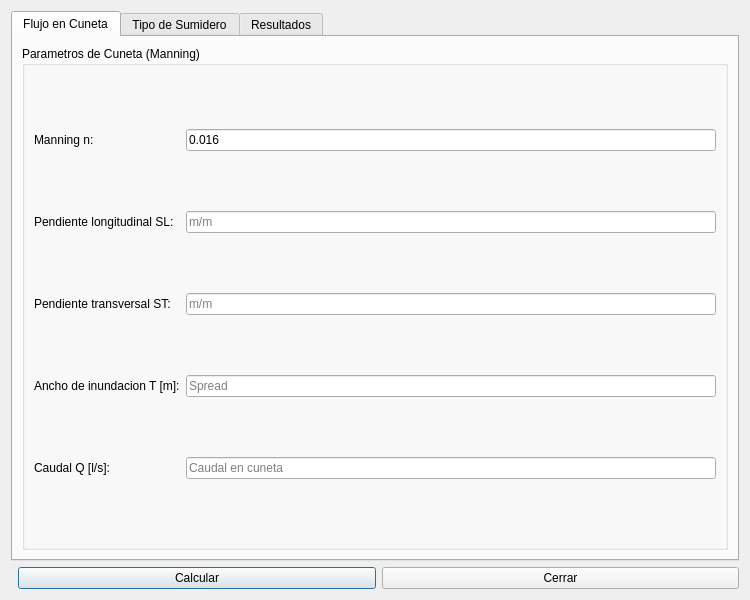
First picture: the form in core/ui/toolbars/mdu/mdu_inlet_design.ui, repository JoaquinAlvarado-py/giswater_qgis_plugin_CL, before the edit.
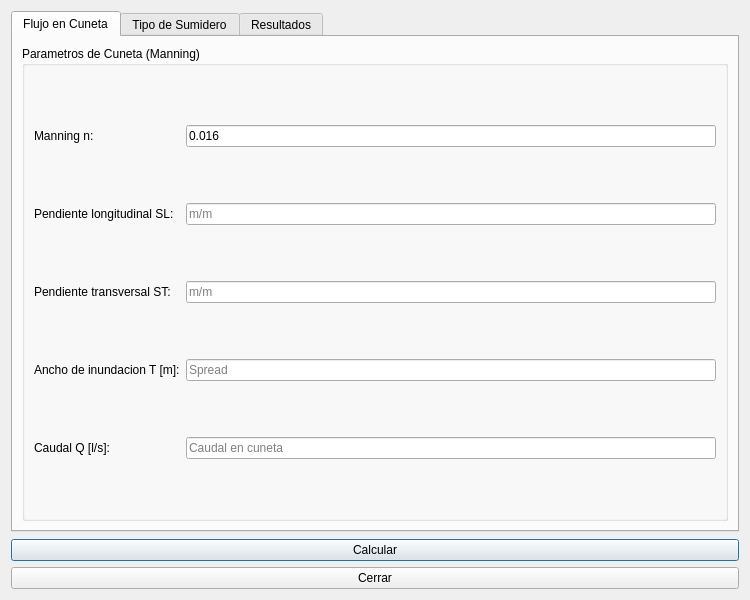
Second picture: the form after the edit.

Commit message:
fix: usar QGridLayout lyt_buttons en dialogos MDU
Corrige error 'no attribute lyt_buttons' al abrir dialogos.
Giswater requiere QGridLayout con nombre lyt_buttons para
agregar el boton de ayuda en los dialogos.

Patch:
```diff
--- a/core/ui/toolbars/mdu/mdu_inlet_design.ui
+++ b/core/ui/toolbars/mdu/mdu_inlet_design.ui
@@ -70,7 +70,7 @@
     </widget>
    </item>
    <item>
-    <layout class="QHBoxLayout" name="btn_layout">
+    <layout class="QGridLayout" name="lyt_buttons">
      <item><spacer name="spacer"><property name="orientation"><enum>Qt::Horizontal</enum></property></spacer></item>
      <item><widget class="QPushButton" name="btn_calculate"><property name="text"><string>Calcular</string></property></widget></item>
      <item><widget class="QPushButton" name="btn_close"><property name="text"><string>Cerrar</string></property></widget></item>
```
The commit also changes 6 other files.
